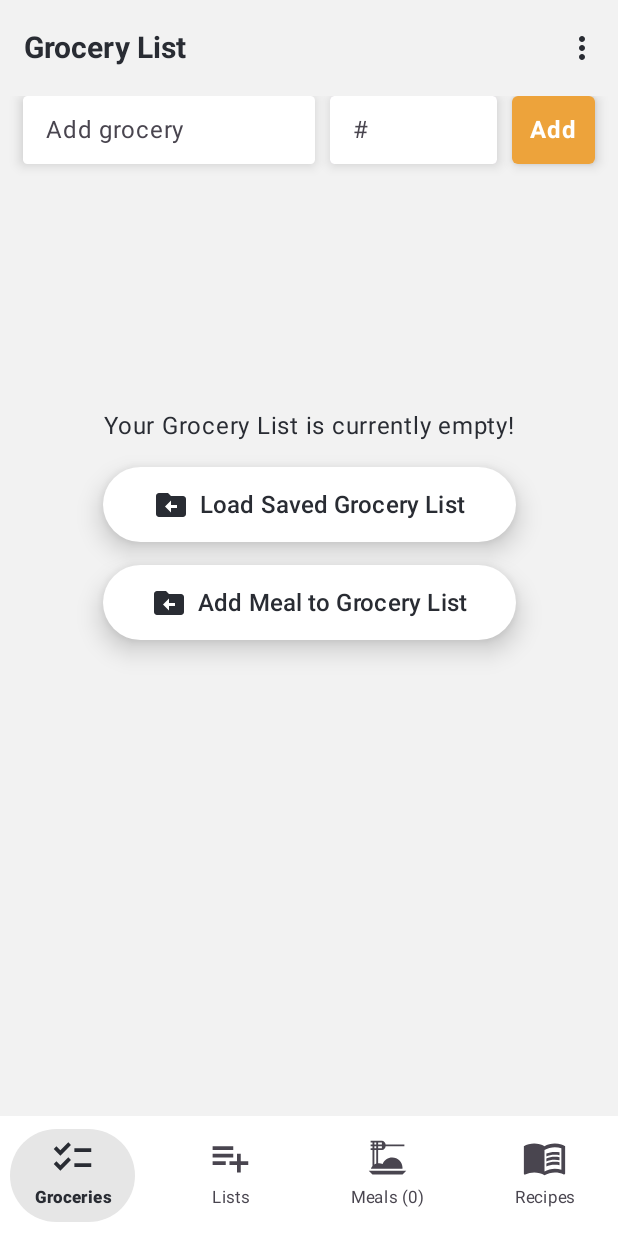
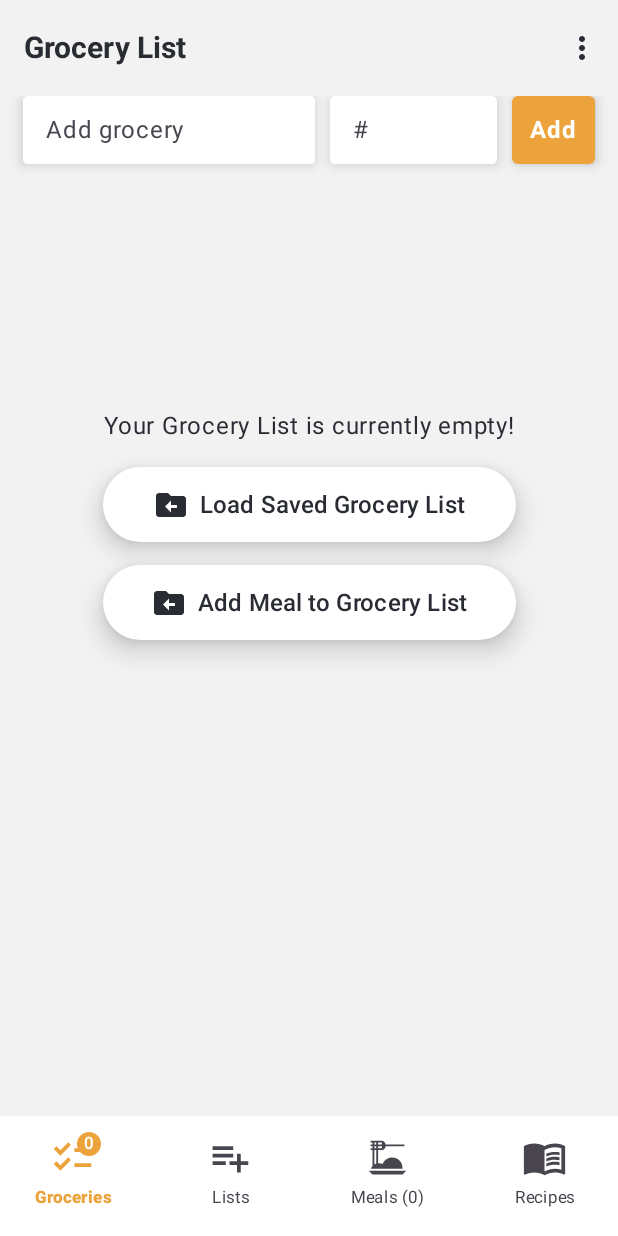
Before and after one commit to KOgundeji/Meal-Planning-App, an Android app built with Jetpack Compose: the screen it shows after launch (MainActivity), on a phone screen of 412 x 824 dp. Run offline under Robolectric (Android 15) with nearby library versions, the phone set to English and light mode, and no system bars; our stand-ins replace Dagger/Hilt's generated code, Room's generated code; 16 statements that could not run were skipped.

Commit message:
cleaned up badgecount bug, moved database clean from onstop to ondestroy

```diff
--- a/app/src/main/java/com/kunle/aisle9b/MainActivity.kt
+++ b/app/src/main/java/com/kunle/aisle9b/MainActivity.kt
@@ -1,6 +1,7 @@
 package com.kunle.aisle9b
 
 import android.os.Bundle
+import android.util.Log
 import android.view.WindowManager
 import androidx.activity.ComponentActivity
 import androidx.activity.compose.setContent
@@ -34,13 +35,13 @@ import dagger.hilt.android.AndroidEntryPoint
 @AndroidEntryPoint
 class MainActivity : ComponentActivity() {
     private val generalVM: GeneralVM by viewModels()
+    private val customListVM: CustomListVM by viewModels()
     override fun onCreate(savedInstanceState: Bundle?) {
         super.onCreate(savedInstanceState)
         setContent {
             ScreenOnFlag()
             val navController = rememberNavController()
             val mealVM: MealVM by viewModels()
-            val customListVM: CustomListVM by viewModels()
             ShoppingAppScaffold(navController, generalVM, mealVM, customListVM)
         }
     }
@@ -55,9 +56,10 @@ class MainActivity : ComponentActivity() {
         }
     }
 
-    override fun onStop() {
-        super.onStop()
+    override fun onDestroy() {
+        super.onDestroy()
         generalVM.cleanListsInDatabase()
+        customListVM.cleanListsInDatabase()
     }
 }
 
--- a/app/src/main/java/com/kunle/aisle9b/navigation/Aisle9Navigation.kt
+++ b/app/src/main/java/com/kunle/aisle9b/navigation/Aisle9Navigation.kt
@@ -1,7 +1,9 @@
 package com.kunle.aisle9b.navigation
 
 
+import android.util.Log
 import androidx.compose.foundation.layout.Column
+import androidx.compose.foundation.layout.padding
 import androidx.compose.foundation.layout.size
 import androidx.compose.material.icons.Icons
 import androidx.compose.material.icons.filled.Checklist
@@ -12,6 +14,7 @@ import androidx.compose.material3.*
 import androidx.compose.runtime.Composable
 import androidx.compose.ui.Alignment
 import androidx.compose.ui.Modifier
+import androidx.compose.ui.graphics.Color
 import androidx.compose.ui.text.font.FontWeight
 import androidx.compose.ui.text.style.TextAlign
 import androidx.compose.ui.unit.dp
@@ -222,12 +225,11 @@ fun BottomNavigationBar9(
     onItemClick: (BottomNavItem) -> Unit
 ) {
     val backStackEntry = navController.currentBackStackEntryAsState()
-
     screenList[2].name = mealsName
 
     NavigationBar(
         containerColor = MaterialTheme.colorScheme.secondaryContainer,
-        contentColor = MaterialTheme.colorScheme.onSecondaryContainer,
+//        contentColor = MaterialTheme.colorScheme.onSecondaryContainer,
         tonalElevation = 0.dp,
     ) {
         screenList.forEach { item ->
@@ -236,12 +238,14 @@ fun BottomNavigationBar9(
             NavigationBarItem(
                 selected = selected,
                 colors = NavigationBarItemDefaults.colors(
-                    indicatorColor = MaterialTheme.colorScheme.tertiary
+                    indicatorColor = MaterialTheme.colorScheme.secondaryContainer,
+                    selectedTextColor = MaterialTheme.colorScheme.primary,
+                    selectedIconColor = MaterialTheme.colorScheme.primary
                 ),
                 onClick = { onItemClick(item) },
                 icon = {
                     Column(horizontalAlignment = Alignment.CenterHorizontally) {
-                        if (item.name == GroceryScreens.headerTitle(GroceryScreens.GroceryListScreen)) {
+                        if (item.name == "Groceries") {
                             BadgedBox(badge = {
                                 Badge(containerColor = MaterialTheme.colorScheme.primary) {
                                     Text(
--- a/app/src/main/java/com/kunle/aisle9b/screens/GeneralVM.kt
+++ b/app/src/main/java/com/kunle/aisle9b/screens/GeneralVM.kt
@@ -49,7 +49,7 @@ class GeneralVM @Inject constructor(private val repository: GeneralRepository) :
     var apiMealToBeSaved = mutableStateOf<Meal?>(null)
 
     private var _groceryList = MutableStateFlow<List<Grocery>>(emptyList())
-    private val _groceryBadgeCount = MutableStateFlow(0) //not sure where this comes from
+    private val _groceryBadgeCount = MutableStateFlow(0)
     private val _numOfMeals = MutableStateFlow(0)
     private val _allMeals = MutableStateFlow<List<Meal>>(emptyList())
     val groceryList = _groceryList.asStateFlow()
--- a/app/src/main/java/com/kunle/aisle9b/screens/meals/MealVM.kt
+++ b/app/src/main/java/com/kunle/aisle9b/screens/meals/MealVM.kt
@@ -303,6 +303,4 @@ class MealVM @Inject constructor(private val repository: MealRepository) : ViewM
             }
         }
     }
-
-
 }
```
Also changed, not shown: app/src/main/java/com/kunle/aisle9b/screens/customLists/CustomListVM.kt (+10 -0 lines).
